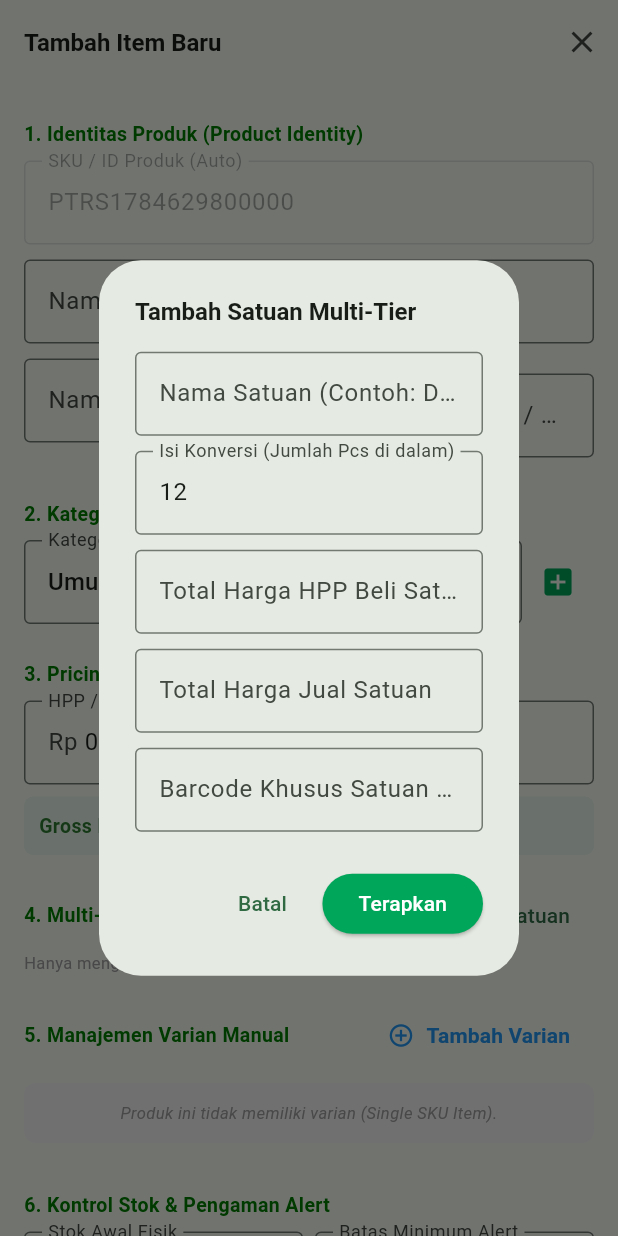
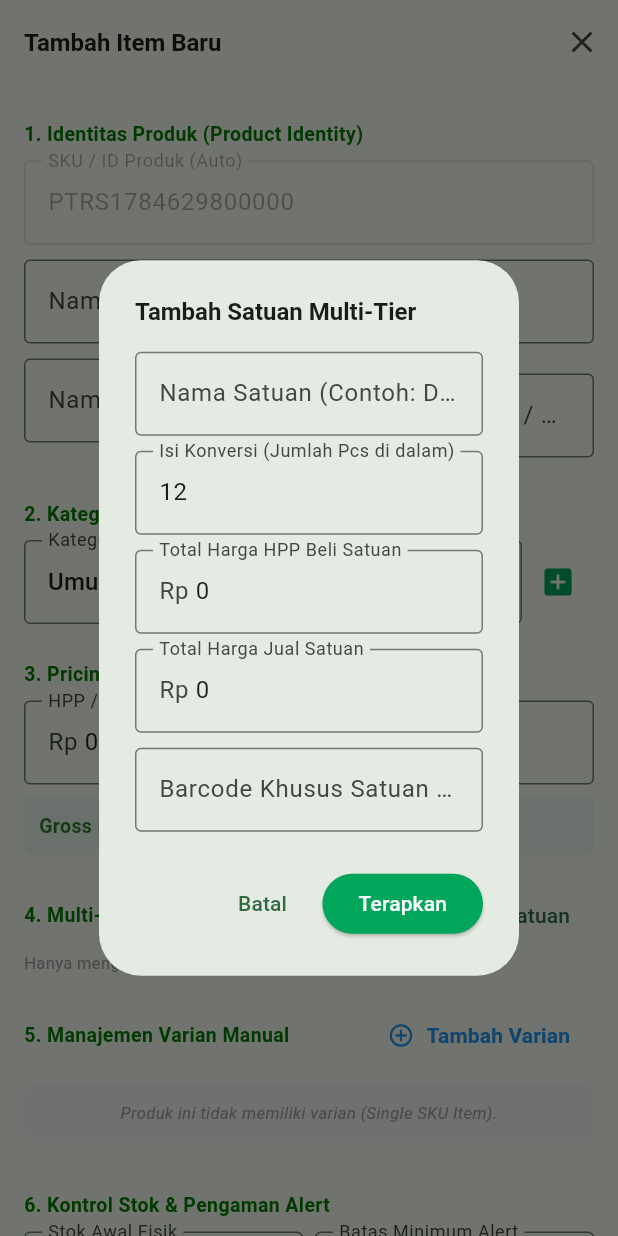
Before and after one commit to afakhor/putrasurabaya, a Flutter app: the FormMasterBarangSheet screen opened directly, after a tap on "Tambah Satuan", on a phone screen of 412 x 824 dp. Run offline on Flutter 3.47's test engine with Material 3 defaults, Android fonts, the phone set to English and light mode, and no system bars; our stand-ins replace cloud_firestore, connectivity_plus, drift, drift_flutter, firebase_core, flutter_riverpod and 1 more; missing offline and left inert: print_bluetooth_thermal; accounts and stored records are empty; generated files the repository leaves out were written again.

Commit message:
Update product_form_dialogs.dart

```diff
--- a/lib/features/product/product_form_dialogs.dart
+++ b/lib/features/product/product_form_dialogs.dart
@@ -1,7 +1,7 @@
 import 'package:flutter/material.dart';
 
 class ProductFormDialogs {
-  /// Dialog Cepat Tambah Kategori / Sub-Kategori / Brand
+  /// Dialog Cepat Input Teks (Kategori, Brand, Satuan, Rak)
   static Future<String?> showQuickTextDialog({
     required BuildContext context,
     required String title,
@@ -24,7 +24,7 @@ class ProductFormDialogs {
               border: const OutlineInputBorder(),
               focusedBorder: const OutlineInputBorder(borderSide: BorderSide(color: Color(0xFF00A65A))),
             ),
-            validator: (val) => val == null || val.trim().isEmpty ? 'Form wajib diisi' : null,
+            validator: (val) => (val == null || val.trim().isEmpty) ? 'Form wajib diisi' : null,
           ),
         ),
         actions: [
@@ -46,7 +46,7 @@ class ProductFormDialogs {
     );
   }
 
-  /// Dialog Kompleks Tambah Multi-Satuan Grosir & Konversi
+  /// Dialog Multi-Satuan Grosir & Konversi
   static Future<Map<String, dynamic>?> showUnitConversionDialog({
     required BuildContext context,
     required double baseBuyPrice,
@@ -54,8 +54,8 @@ class ProductFormDialogs {
   }) {
     final unitController = TextEditingController();
     final qtyController = TextEditingController(text: '12');
-    final buyController = TextEditingController();
-    final sellController = TextEditingController();
+    final buyController = TextEditingController(text: (baseBuyPrice * 12).toStringAsFixed(0));
+    final sellController = TextEditingController(text: (baseSellPrice * 12).toStringAsFixed(0));
     final barcodeController = TextEditingController();
     final formKey = GlobalKey<FormState>();
 
@@ -71,15 +71,21 @@ class ProductFormDialogs {
               children: [
                 TextFormField(
                   controller: unitController,
-                  decoration: const InputDecoration(labelText: 'Nama Satuan (Contoh: Dus, Renceng, Karton)', border: OutlineInputBorder()),
-                  validator: (val) => val!.isEmpty ? 'Wajib isi' : null,
+                  decoration: const InputDecoration(
+                    labelText: 'Nama Satuan (Contoh: Dus, Karton)',
+                    border: OutlineInputBorder(),
+                  ),
+                  validator: (val) => (val == null || val.trim().isEmpty) ? 'Wajib isi' : null,
                 ),
                 const SizedBox(height: 10),
                 TextFormField(
                   controller: qtyController,
                   keyboardType: TextInputType.number,
-                  decoration: const InputDecoration(labelText: 'Isi Konversi (Jumlah Pcs di dalam)', border: OutlineInputBorder()),
-                  validator: (val) => int.tryParse(val ?? '') == null ? 'Wajib angka integer' : null,
+                  decoration: const InputDecoration(
+                    labelText: 'Isi Konversi (Jumlah Pcs di dalam)',
+                    border: OutlineInputBorder(),
+                  ),
+                  validator: (val) => int.tryParse(val ?? '') == null ? 'Wajib angka bulat' : null,
                   onChanged: (val) {
                     final factor = int.tryParse(val) ?? 1;
                     buyController.text = (baseBuyPrice * factor).toStringAsFixed(0);
@@ -90,18 +96,29 @@ class ProductFormDialogs {
                 TextFormField(
                   controller: buyController,
                   keyboardType: TextInputType.number,
-                  decoration: const InputDecoration(labelText: 'Total Harga HPP Beli Satuan', prefixText: 'Rp ', border: OutlineInputBorder()),
+                  decoration: const InputDecoration(
+                    labelText: 'Total Harga HPP Beli Satuan',
+                    prefixText: 'Rp ',
+                    border: OutlineInputBorder(),
+                  ),
                 ),
                 const SizedBox(height: 10),
                 TextFormField(
                   controller: sellController,
                   keyboardType: TextInputType.number,
-                  decoration: const InputDecoration(labelText: 'Total Harga Jual Satuan', prefixText: 'Rp ', border: OutlineInputBorder()),
+                  decoration: const InputDecoration(
+                    labelText: 'Total Harga Jual Satuan',
+                    prefixText: 'Rp ',
+                    border: OutlineInputBorder(),
+                  ),
                 ),
                 const SizedBox(height: 10),
                 TextFormField(
                   controller: barcodeController,
-                  decoration: const InputDecoration(labelText: 'Barcode Khusus Satuan Ini (Opsional)', border: OutlineInputBorder()),
+                  decoration: const InputDecoration(
+                    labelText: 'Barcode Khusus Satuan Ini (Opsional)',
+                    border: OutlineInputBorder(),
+                  ),
                 ),
               ],
             ),
@@ -118,7 +135,7 @@ class ProductFormDialogs {
                   'conversion': int.parse(qtyController.text),
                   'buyPriceUnit': double.tryParse(buyController.text) ?? 0,
                   'sellPriceUnit': double.tryParse(sellController.text) ?? 0,
-                  'barcode': barcodeController.text.isEmpty ? null : barcodeController.text.trim(),
+                  'barcode': barcodeController.text.trim().isEmpty ? null : barcodeController.text.trim(),
                 });
               }
             },
```
